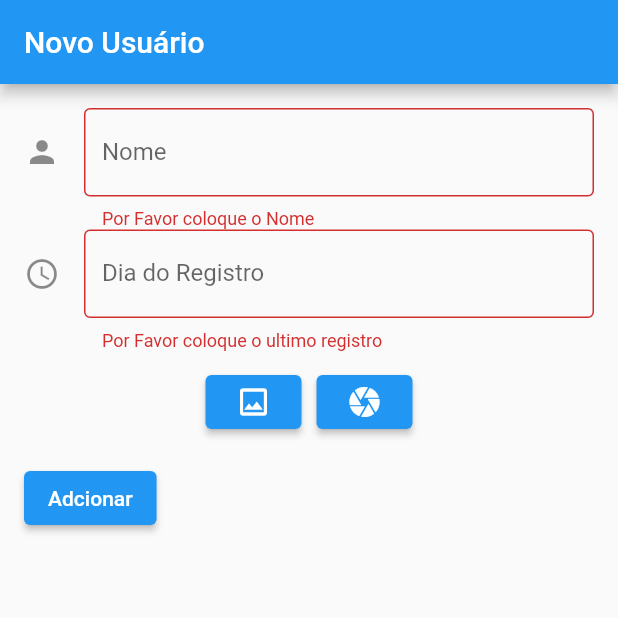
After one commit to HanselVinicius/OmegaApp, a Flutter app: the screen it shows after launch, after a tap on the "add" icon, after a tap on "Adcionar", on a phone screen of 412 x 824 dp, the top half of it. The commit adds this screen. Run offline on Flutter 3.47's test engine with Material 2 defaults, Android fonts, the phone set to English and light mode, and no system bars; our stand-ins replace image_picker, logger, permission_handler; missing offline and left inert: http_interceptor.

Commit message:
operacao de pegar a foto da galeria ou camera finalizada falta mostrar ela para o usuario obs: esta solucao pode ser usada no irole

```diff
--- /dev/null
+++ b/lib/Screens/form_screen.dart
@@ -0,0 +1,129 @@
+
+import 'package:flutter/material.dart';
+import 'package:image_picker/image_picker.dart';
+
+class FormScreen extends StatefulWidget {
+  const FormScreen({super.key});
+
+  @override
+  FormScreenState createState() => FormScreenState();
+}
+
+class FormScreenState extends State<FormScreen> {
+  final _formKey = GlobalKey<FormState>();
+  final _nameController = TextEditingController();
+  final _registroController = TextEditingController();
+  String _pathController = '';
+
+  @override
+  void dispose() {
+    _nameController.dispose();
+    _registroController.dispose();
+    // _imageController.dispose();
+    super.dispose();
+  }
+
+  @override
+  Widget build(BuildContext context) {
+
+    Future<String> pickImage({required bool isCamera}) async {
+      ImagePicker picker = ImagePicker();
+      XFile? pickedFile = await picker.pickImage(source: (isCamera) ? ImageSource.camera : ImageSource.gallery );
+      if(pickedFile != null){
+        return pickedFile.path;
+      }
+      return 'sem imagem';
+    }
+
+
+    return Scaffold(
+      appBar: AppBar(
+        title: const Text('Novo Usuário'),
+      ),
+      body: Padding(
+        padding: const EdgeInsets.all(16.0),
+        child: Form(
+          key: _formKey,
+          child: Column(
+            crossAxisAlignment: CrossAxisAlignment.start,
+            children: [
+              TextFormField(
+                controller: _nameController,
+                decoration: const InputDecoration(
+                  labelText: 'Nome',
+                  icon: Icon(Icons.person),
+                  border: OutlineInputBorder(),
+                  focusedBorder: OutlineInputBorder(
+                      borderSide: BorderSide(color: Colors.blue,width: 2.0)
+                  ),
+                ),
+                validator: (value) {
+                  if (value!.isEmpty) {
+                    return 'Por Favor coloque o Nome';
+                  }
+                  return null;
+                },
+              ),
+              TextFormField(
+                controller: _registroController,
+                decoration: const InputDecoration(
+                  labelText: 'Dia do Registro',
+                  icon: Icon(Icons.access_time),
+                  border: OutlineInputBorder(),
+                  focusedBorder: OutlineInputBorder(
+                    borderSide: BorderSide(color: Colors.blue,width: 2.0)
+                  ),
+                ),
+                validator: (value) {
+                  if (value!.isEmpty) {
+                    return 'Por Favor coloque o ultimo registro';
+                  }
+                  return null;
+                },
+              ),
+               Padding(
+                  padding: const EdgeInsets.only(top: 10),
+                  child: Row(
+                    mainAxisAlignment: MainAxisAlignment.center,
+                    children: [
+                      Padding(
+                        padding: const EdgeInsets.only(right: 10),
+                        child: ElevatedButton(onPressed: () async{
+                          final pickedImage = await pickImage(isCamera: false);
+                          _pathController = pickedImage;
+                        },
+                          child: const Icon(Icons.image_outlined),
+                        ),
+                      ),
+                      ElevatedButton(onPressed: () async{
+                        final pickedImage = await pickImage(isCamera: true);
+                        _pathController = pickedImage;
+
+                      },
+                        child: const Icon(Icons.camera),
+                      ),
+                    ]
+                  ),
+              ),
+              Padding(
+                padding: const EdgeInsets.symmetric(vertical: 16.0),
+                child: ElevatedButton(
+                  onPressed: () {
+                    if (_formKey.currentState!.validate()) {
+                      // do something with the form data
+                      String name = _nameController.text;
+                      String registro = _registroController.text;
+                      String foto = _pathController;
+
+                    }
+                  },
+                  child: const Text('Adcionar'),
+                ),
+              ),
+            ],
+          ),
+        ),
+      ),
+    );
+  }
+}
--- a/lib/Screens/home_page.dart
+++ b/lib/Screens/home_page.dart
@@ -1,10 +1,11 @@
+
 import 'package:flutter/material.dart';
-
+import 'package:image_picker/image_picker.dart';
+import 'package:omega_app/utils/utils.dart';
 import '../Components/card_view.dart';
 
 class HomePage extends StatelessWidget {
   const HomePage({Key? key}) : super(key: key);
-
 
 
   @override
@@ -21,6 +22,10 @@ class HomePage extends StatelessWidget {
         },
       itemCount: items.length,
       ),
+    floatingActionButton: FloatingActionButton(onPressed: () {
+      midiaPermision(context);
+      Navigator.of(context).popAndPushNamed('form');
+    },child: const Icon(Icons.add)),
     );
   }
 }
--- a/lib/main.dart
+++ b/lib/main.dart
@@ -2,12 +2,13 @@ import 'package:flutter/material.dart';
 import 'package:omega_app/Providers/user_provider.dart';
 import 'package:omega_app/Services/user_service.dart';
 import 'package:provider/provider.dart';
+import 'Screens/form_screen.dart';
 import 'Screens/home_page.dart';
 
 void main() {
-
-  UserService userService = UserService();
-  print("pegou?: ${userService.getAll()}");
+  //
+  // UserService userService = UserService();
+  // print("pegou?: ${userService.getAll()}");
   runApp(ChangeNotifierProvider(
     create: (context) => UserProvider(),
     child: const MyApp(),));
@@ -26,6 +27,11 @@ class MyApp extends StatelessWidget {
         primarySwatch: Colors.blue,
       ),
       home: const HomePage(),
+      initialRoute: 'home',
+      routes: {
+        'home':(context) => const HomePage(),
+        'form':(context) =>  FormScreen()
+      },
     );
   }
 }
--- /dev/null
+++ b/lib/utils/utils.dart
@@ -0,0 +1,34 @@
+import 'dart:convert';
+import 'dart:io';
+import 'dart:typed_data';
+
+import 'package:flutter/material.dart';
+import 'package:image_picker/image_picker.dart';
+import 'package:path_provider/path_provider.dart';
+import 'package:permission_handler/permission_handler.dart';
+
+void midiaPermision(BuildContext context) async{
+    if(await Permission.camera.request().isGranted && await Permission.
+        storage.request().isGranted ){
+        return;
+    }else{
+        Navigator.of(context).pop();
+
+    }
+
+}
+
+Future<String> encodeImageFileToBase64(XFile file) async {
+    final bytes = await file.readAsBytes();
+    final base64Str = base64Encode(bytes);
+    return base64Str;
+}
+
+Future<XFile> decodeBase64ToImageFile(String base64Str) async {
+    Uint8List bytes = base64Decode(base64Str);
+    Directory tempDir = await getTemporaryDirectory();
+    final tempPath = '${tempDir.path}/image.png';
+    await File(tempPath).writeAsBytes(bytes);
+    final file = XFile(tempPath);
+    return file;
+}
--- a/pubspec.yaml
+++ b/pubspec.yaml
@@ -41,6 +41,10 @@ dependencies:
   logger: ^1.1.0
   provider: ^6.0.5
   uuid: ^3.0.6
+  permission_handler: ^10.2.0
+  image_picker: ^0.8.7
+  path_provider: ^2.0.14
+
 dev_dependencies:
   flutter_test:
     sdk: flutter
```
Also changed, not shown: pubspec.lock, 2 other files.
